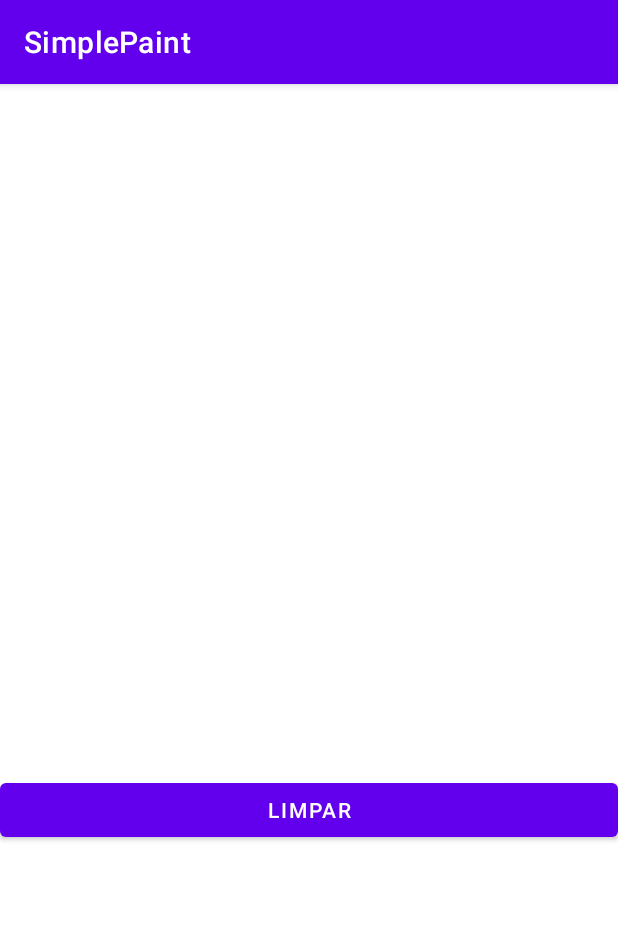
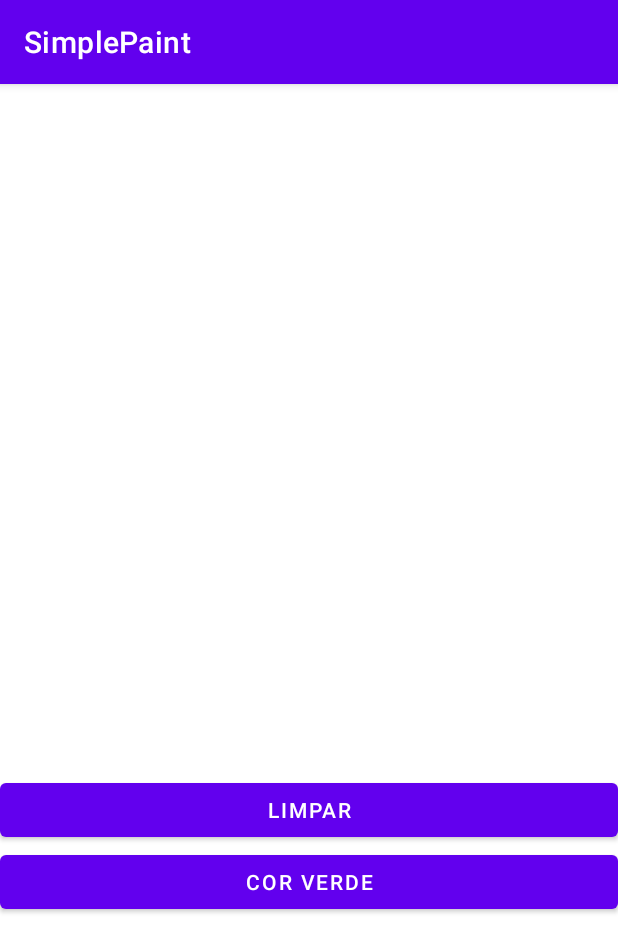
Before and after one commit to aleehiginoo/simplePaint, an Android app: the screen it shows after launch (MainActivity), on a phone screen of 412 x 824 dp. Shown: the top 952 px of the screen. Run offline under Robolectric (Android 15) with nearby library versions, the phone set to English and light mode, and no system bars.

Commit message:
Criando botao de desenho verde

```diff
--- a/app/src/main/java/com/example/simplepaint/Linha.java
+++ b/app/src/main/java/com/example/simplepaint/Linha.java
@@ -16,6 +16,11 @@ public class Linha {
         this.paint = Estilo.getEstilosParaLinha();
     }
 
+    public Linha(Context context, Path path, Paint paint){
+        this.path = path;
+        this.paint = paint;
+    }
+
     public void desenharLinha(Canvas canvas){
         canvas.drawPath(path, paint);
     }
--- a/app/src/main/java/com/example/simplepaint/MainActivity.java
+++ b/app/src/main/java/com/example/simplepaint/MainActivity.java
@@ -20,4 +20,9 @@ public class MainActivity extends AppCompatActivity {
     public void limparDesenho(View view) {
         viewCanvas.limparCanvas();
     }
+
+    public void corVerde(View view) {
+        viewCanvas.limparCanvas();
+        viewCanvas.inicializaObjetosVerde();
+    }
 }
--- a/app/src/main/res/layout/activity_main.xml
+++ b/app/src/main/res/layout/activity_main.xml
@@ -19,4 +19,11 @@
         android:text="@string/limpar"
         />
 
+    <Button
+        android:layout_width="match_parent"
+        android:layout_height="wrap_content"
+        android:onClick="corVerde"
+        android:text="@string/corVerde"
+        />
+
 </LinearLayout>
--- a/app/src/main/res/values/strings.xml
+++ b/app/src/main/res/values/strings.xml
@@ -1,4 +1,5 @@
 <resources>
     <string name="app_name">SimplePaint</string>
     <string name="limpar">LIMPAR</string>
+    <string name="corVerde">Cor Verde</string>
 </resources>
```
Also changed, not shown: app/src/main/java/com/example/simplepaint/Estilo.java (+10 -0 lines), app/src/main/java/com/example/simplepaint/ViewCanvas.java (+7 -0 lines).
